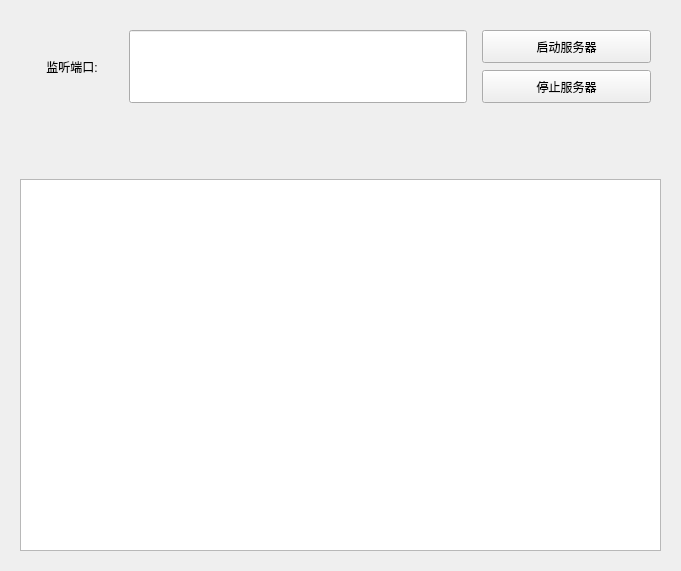
Qt form CentralServer/ui/serverwindow.ui (Servaluna/GS_001) before a commit.
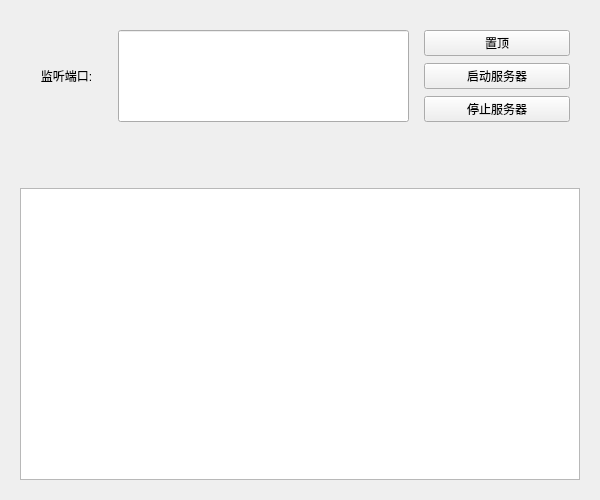
The same form after that commit.

Commit message: feature:增加CS置顶功能

Diff of the .ui file:
```diff
--- a/CentralServer/ui/serverwindow.ui
+++ b/CentralServer/ui/serverwindow.ui
@@ -6,8 +6,8 @@
    <rect>
     <x>0</x>
     <y>0</y>
-    <width>681</width>
-    <height>571</height>
+    <width>600</width>
+    <height>500</height>
    </rect>
   </property>
   <property name="minimumSize">
@@ -81,6 +81,22 @@
         <property name="spacing">
          <number>7</number>
         </property>
+        <item>
+         <widget class="QPushButton" name="btnAlwaysOnTop">
+          <property name="sizePolicy">
+           <sizepolicy hsizetype="Minimum" vsizetype="Expanding">
+            <horstretch>0</horstretch>
+            <verstretch>0</verstretch>
+           </sizepolicy>
+          </property>
+          <property name="text">
+           <string>置顶</string>
+          </property>
+          <property name="checkable">
+           <bool>true</bool>
+          </property>
+         </widget>
+        </item>
         <item>
          <widget class="QPushButton" name="btnStart">
           <property name="sizePolicy">
```
The commit also changes 19 other files.
